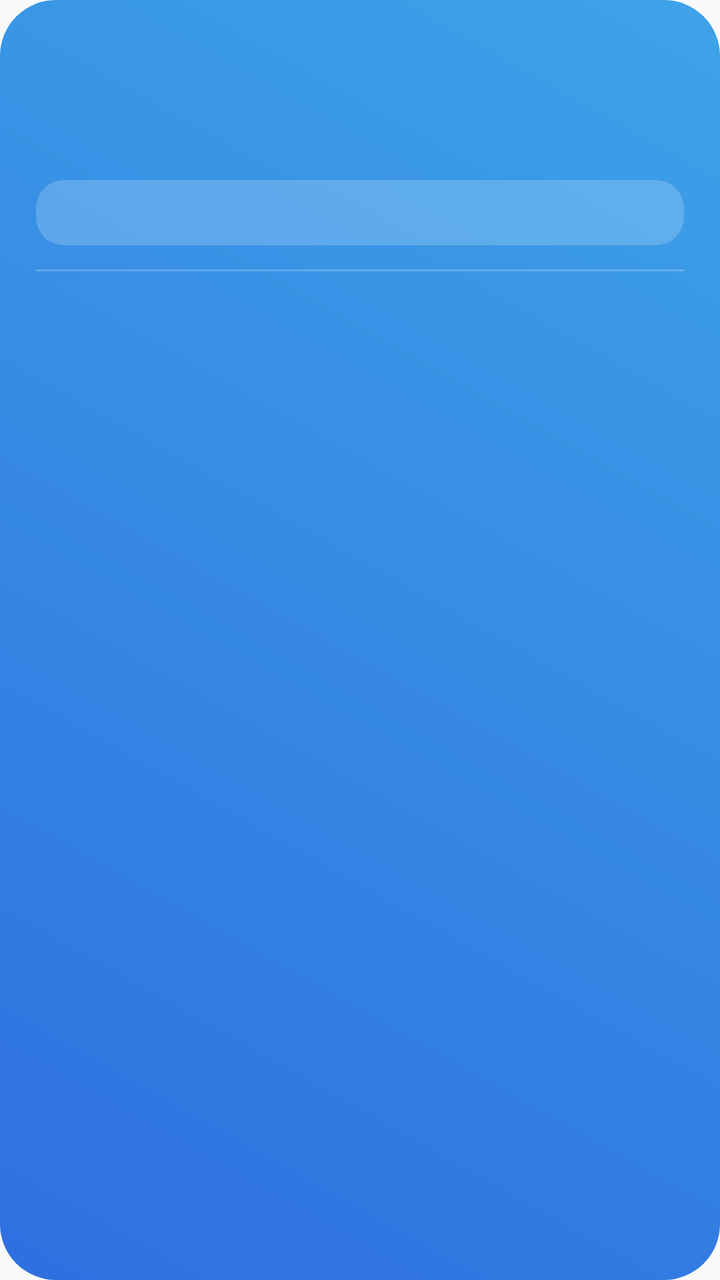
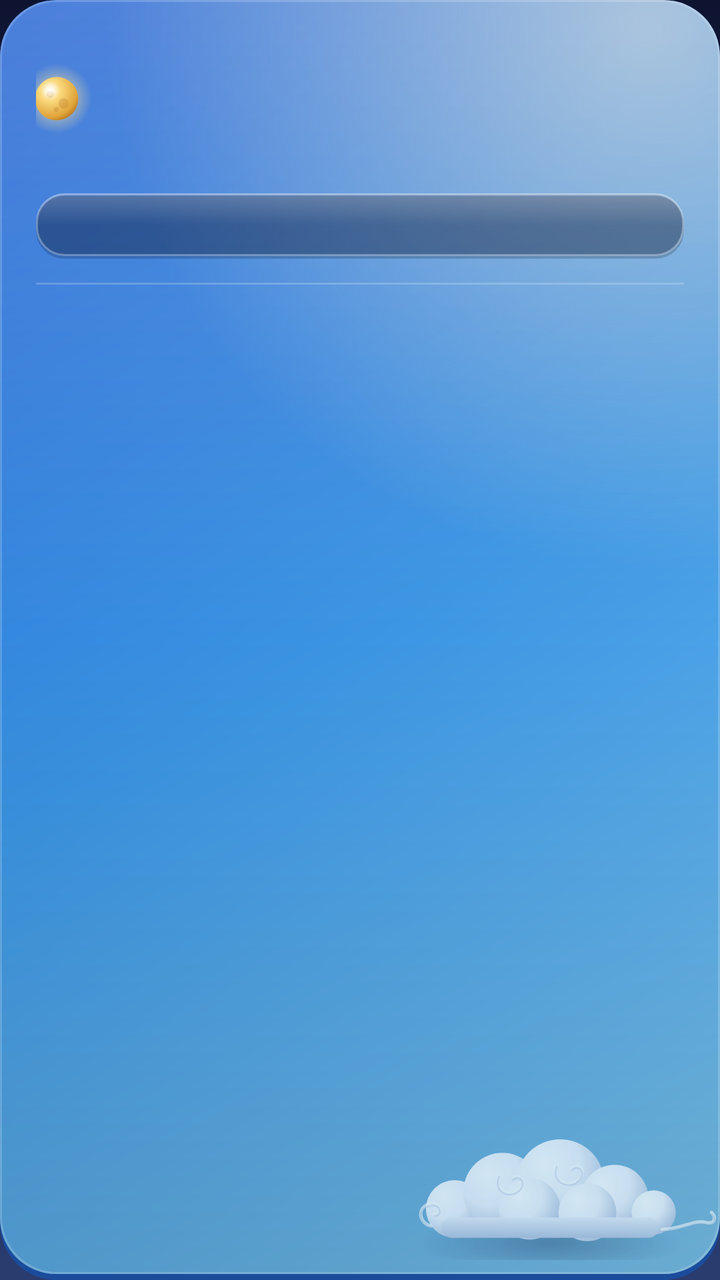

Before-and-after screenshots of an Android layout around one commit, followed by the original layout XML and the change that was made.
<!-- AndroidManifest.xml: application theme AppTheme -->
<!-- res/layout/widget_4x4.xml -->
<?xml version="1.0" encoding="utf-8"?>
<LinearLayout xmlns:android="http://schemas.android.com/apk/res/android"
    android:id="@+id/root"
    android:layout_width="match_parent"
    android:layout_height="match_parent"
    android:background="@drawable/widget_bg_day"
    android:orientation="vertical"
    android:paddingStart="18dp"
    android:paddingEnd="18dp"
    android:paddingTop="14dp"
    android:paddingBottom="14dp">

    
    <LinearLayout
        android:layout_width="match_parent"
        android:layout_height="wrap_content"
        android:orientation="horizontal"
        android:gravity="center_vertical">

        <LinearLayout
            android:layout_width="0dp"
            android:layout_height="wrap_content"
            android:layout_weight="1"
            android:orientation="vertical">

            <TextView
                android:id="@+id/line_date"
                android:layout_width="wrap_content"
                android:layout_height="wrap_content"
                android:maxLines="1"
                android:ellipsize="end"
                android:textAllCaps="true"
                android:letterSpacing="0.06"
                android:fontFamily="sans-serif-medium"
                android:textColor="#D9FFFFFF"
                android:textSize="12sp"
                android:shadowColor="#40000000"
                android:shadowDy="1"
                android:shadowRadius="2" />

            <TextView
                android:id="@+id/line_lunar"
                android:layout_width="wrap_content"
                android:layout_height="wrap_content"
                android:layout_marginTop="2dp"
                android:maxLines="1"
                android:ellipsize="end"
                android:fontFamily="sans-serif"
                android:textStyle="bold"
                android:textColor="#FFFFFFFF"
                android:textSize="24sp"
                android:includeFontPadding="false"
                android:shadowColor="#40000000"
                android:shadowDy="1"
                android:shadowRadius="3" />

            <TextView
                android:id="@+id/line_sub"
                android:layout_width="wrap_content"
                android:layout_height="wrap_content"
                android:layout_marginTop="2dp"
                android:maxLines="1"
                android:ellipsize="end"
                android:textColor="#C7FFFFFF"
                android:textSize="12.5sp"
                android:shadowColor="#40000000"
                android:shadowDy="1"
                android:shadowRadius="2" />
        </LinearLayout>

        <LinearLayout
            android:layout_width="wrap_content"
            android:layout_height="wrap_content"
            android:layout_marginStart="8dp"
            android:orientation="vertical"
            android:gravity="end">

            <TextView
                android:id="@+id/line_temp"
                android:layout_width="wrap_content"
                android:layout_height="wrap_content"
                android:maxLines="1"
                android:fontFamily="sans-serif"
                android:textStyle="bold"
                android:textColor="#FFFFFFFF"
                android:textSize="38sp"
                android:includeFontPadding="false"
                android:shadowColor="#40000000"
                android:shadowDy="1"
                android:shadowRadius="3" />

            <TextView
                android:id="@+id/line_wx"
                android:layout_width="wrap_content"
                android:layout_height="wrap_content"
                android:maxLines="1"
                android:ellipsize="end"
                android:textColor="#C7FFFFFF"
                android:textSize="12.5sp"
                android:shadowColor="#40000000"
                android:shadowDy="1"
                android:shadowRadius="2" />
        </LinearLayout>
    </LinearLayout>

    <TextView
        android:id="@+id/line_tip"
        android:layout_width="match_parent"
        android:layout_height="wrap_content"
        android:layout_marginTop="10dp"
        android:background="@drawable/widget_pill"
        android:paddingStart="12dp"
        android:paddingEnd="12dp"
        android:paddingTop="7dp"
        android:paddingBottom="7dp"
        android:maxLines="1"
        android:ellipsize="end"
        android:fontFamily="sans-serif-medium"
        android:textColor="#FFFFFFFF"
        android:textSize="13.5sp" />

    <ImageView
        android:layout_width="match_parent"
        android:layout_height="1dp"
        android:layout_marginTop="12dp"
        android:layout_marginBottom="8dp"
        android:background="#33FFFFFF"
        android:contentDescription="@null" />

    
    <LinearLayout
        android:id="@+id/f_row"
        android:layout_width="match_parent"
        android:layout_height="wrap_content"
        android:orientation="horizontal">

        <LinearLayout
            android:layout_width="0dp"
            android:layout_height="wrap_content"
            android:layout_weight="1"
            android:orientation="vertical"
            android:gravity="center_horizontal">

            <TextView
                android:id="@+id/f1_label"
                android:layout_width="wrap_content"
                android:layout_height="wrap_content"
                android:maxLines="1"
                android:textColor="#C7FFFFFF"
                android:textSize="12sp"
                android:fontFamily="sans-serif-medium" />

            <TextView
                android:id="@+id/f1_icon"
                android:layout_width="wrap_content"
                android:layout_height="wrap_content"
                android:maxLines="1"
                android:textSize="22sp" />

            <TextView
                android:id="@+id/f1_temp"
                android:layout_width="wrap_content"
                android:layout_height="wrap_content"
                android:maxLines="1"
                android:textColor="#FFFFFFFF"
                android:textSize="13sp"
                android:textStyle="bold" />
        </LinearLayout>

        <LinearLayout
            android:layout_width="0dp"
            android:layout_height="wrap_content"
            android:layout_weight="1"
            android:orientation="vertical"
            android:gravity="center_horizontal">

            <TextView
                android:id="@+id/f2_label"
                android:layout_width="wrap_content"
                android:layout_height="wrap_content"
                android:maxLines="1"
                android:textColor="#C7FFFFFF"
                android:textSize="12sp"
                android:fontFamily="sans-serif-medium" />

            <TextView
                android:id="@+id/f2_icon"
                android:layout_width="wrap_content"
                android:layout_height="wrap_content"
                android:maxLines="1"
                android:textSize="22sp" />

            <TextView
                android:id="@+id/f2_temp"
                android:layout_width="wrap_content"
                android:layout_height="wrap_content"
                android:maxLines="1"
                android:textColor="#FFFFFFFF"
                android:textSize="13sp"
                android:textStyle="bold" />
        </LinearLayout>

        <LinearLayout
            android:layout_width="0dp"
            android:layout_height="wrap_content"
            android:layout_weight="1"
            android:orientation="vertical"
            android:gravity="center_horizontal">

            <TextView
                android:id="@+id/f3_label"
                android:layout_width="wrap_content"
                android:layout_height="wrap_content"
                android:maxLines="1"
                android:textColor="#C7FFFFFF"
                android:textSize="12sp"
                android:fontFamily="sans-serif-medium" />

            <TextView
                android:id="@+id/f3_icon"
                android:layout_width="wrap_content"
                android:layout_height="wrap_content"
                android:maxLines="1"
                android:textSize="22sp" />

            <TextView
                android:id="@+id/f3_temp"
                android:layout_width="wrap_content"
                android:layout_height="wrap_content"
                android:maxLines="1"
                android:textColor="#FFFFFFFF"
                android:textSize="13sp"
                android:textStyle="bold" />
        </LinearLayout>
    </LinearLayout>

    
    <TextView
        android:id="@+id/ev1"
        android:layout_width="match_parent"
        android:layout_height="wrap_content"
        android:layout_marginTop="10dp"
        android:maxLines="1"
        android:ellipsize="end"
        android:textColor="#FFFFFFFF"
        android:textSize="13sp"
        android:shadowColor="#40000000"
        android:shadowDy="1"
        android:shadowRadius="2" />

    <TextView
        android:id="@+id/ev2"
        android:layout_width="match_parent"
        android:layout_height="wrap_content"
        android:layout_marginTop="4dp"
        android:maxLines="1"
        android:ellipsize="end"
        android:textColor="#FFFFFFFF"
        android:textSize="13sp"
        android:shadowColor="#40000000"
        android:shadowDy="1"
        android:shadowRadius="2" />
</LinearLayout>
<!-- resources referenced by this layout -->
<resources>
  <!-- drawable widget_bg_day (drawable) -->
  <?xml version="1.0" encoding="utf-8"?>
  <shape xmlns:android="http://schemas.android.com/apk/res/android" android:shape="rectangle">
      <gradient android:angle="45" android:startColor="#FF2F6FE0" android:endColor="#FF3DA3E8" android:type="linear" />
      <corners android:radius="28dp" />
  </shape>
  <!-- drawable widget_pill (drawable) -->
  <?xml version="1.0" encoding="utf-8"?>
  <shape xmlns:android="http://schemas.android.com/apk/res/android" android:shape="rectangle">
      <solid android:color="#30FFFFFF" />
      <corners android:radius="14dp" />
  </shape>
  <style name="AppTheme" parent="@android:style/Theme.Material.Light.NoActionBar" />
</resources>

<!-- the commit's change to res/layout/widget_4x4.xml (unified diff, before → after) -->
@@ -1,6 +1,7 @@
 <?xml version="1.0" encoding="utf-8"?>
 <LinearLayout xmlns:android="http://schemas.android.com/apk/res/android"
-    android:id="@+id/root"
+    android:id="@android:id/background"
+    android:clipToOutline="true"
     android:layout_width="match_parent"
     android:layout_height="match_parent"
     android:background="@drawable/widget_bg_day"
@@ -38,21 +39,38 @@
                 android:shadowDy="1"
                 android:shadowRadius="2" />
 
-            <TextView
-                android:id="@+id/line_lunar"
-                android:layout_width="wrap_content"
-                android:layout_height="wrap_content"
-                android:layout_marginTop="2dp"
-                android:maxLines="1"
-                android:ellipsize="end"
-                android:fontFamily="sans-serif"
-                android:textStyle="bold"
-                android:textColor="#FFFFFFFF"
-                android:textSize="24sp"
-                android:includeFontPadding="false"
-                android:shadowColor="#40000000"
-                android:shadowDy="1"
-                android:shadowRadius="3" />
+            <LinearLayout
+                android:layout_width="wrap_content"
+                android:layout_height="wrap_content"
+                android:layout_marginTop="1dp"
+                android:orientation="horizontal"
+                android:gravity="center_vertical">
+
+                
+                <ImageView
+                    android:id="@+id/moon"
+                    android:layout_width="36dp"
+                    android:layout_height="36dp"
+                    android:layout_marginStart="-8dp"
+                    android:layout_marginEnd="2dp"
+                    android:src="@drawable/moon_4"
+                    android:importantForAccessibility="no" />
+
+                <TextView
+                    android:id="@+id/line_lunar"
+                    android:layout_width="wrap_content"
+                    android:layout_height="wrap_content"
+                    android:maxLines="1"
+                    android:ellipsize="end"
+                    android:fontFamily="serif"
+                    android:textStyle="bold"
+                    android:textColor="#FFFFFFFF"
+                    android:textSize="22sp"
+                    android:includeFontPadding="false"
+                    android:shadowColor="#66000000"
+                    android:shadowDy="2"
+                    android:shadowRadius="4" />
+            </LinearLayout>
 
             <TextView
                 android:id="@+id/line_sub"
@@ -85,9 +103,9 @@
                 android:textColor="#FFFFFFFF"
                 android:textSize="38sp"
                 android:includeFontPadding="false"
-                android:shadowColor="#40000000"
-                android:shadowDy="1"
-                android:shadowRadius="3" />
+                android:shadowColor="#66000000"
+                android:shadowDy="2"
+                android:shadowRadius="4" />
 
             <TextView
                 android:id="@+id/line_wx"
@@ -117,6 +135,9 @@
         android:ellipsize="end"
         android:fontFamily="sans-serif-medium"
         android:textColor="#FFFFFFFF"
+        android:shadowColor="#73000000"
+        android:shadowDy="1"
+        android:shadowRadius="2"
         android:textSize="13.5sp" />
 
     <ImageView
<!-- resource entries referenced after the edit -->
@@ -1,17 +1,77 @@
 <!-- resources referenced by this layout -->
 <resources>
+  <!-- drawable moon_4: vector/xml drawable (drawable, 2690 chars, omitted) -->
   <!-- drawable widget_bg_day (drawable) -->
   <?xml version="1.0" encoding="utf-8"?>
-  <shape xmlns:android="http://schemas.android.com/apk/res/android" android:shape="rectangle">
-      <gradient android:angle="45" android:startColor="#FF2F6FE0" android:endColor="#FF3DA3E8" android:type="linear" />
-      <corners android:radius="28dp" />
-  </shape>
+  <layer-list xmlns:android="http://schemas.android.com/apk/res/android">
+      <item>
+          <shape android:shape="rectangle"><solid android:color="#FF1B4C9C" /><corners android:radius="28dp" /></shape>
+      </item>
+      <item android:bottom="3dp">
+          <shape android:shape="rectangle">
+              <gradient android:angle="315" android:startColor="#FF1F5FD1" android:centerColor="#FF3B95E3" android:endColor="#FF7CC8F2" android:type="linear" />
+              <corners android:radius="28dp" />
+          </shape>
+      </item>
+      <item android:bottom="3dp">
+          <shape android:shape="rectangle">
+              <gradient android:type="radial" android:centerX="0.9" android:centerY="0.02" android:gradientRadius="75%"
+                  android:startColor="#80FFF4D2" android:endColor="#00FFF4D2" />
+              <corners android:radius="28dp" />
+          </shape>
+      </item>
+      <item android:bottom="3dp">
+          <shape android:shape="rectangle">
+              <gradient android:angle="270" android:startColor="#33FFFFFF" android:centerColor="#00FFFFFF" android:endColor="#24000000" />
+              <corners android:radius="28dp" />
+          </shape>
+      </item>
+      <item android:bottom="3dp">
+          <shape android:shape="rectangle"><stroke android:width="1dp" android:color="#2EFFFFFF" /><corners android:radius="28dp" /></shape>
+      </item>
+      <item android:drawable="@drawable/art_cloud" android:gravity="bottom|end"
+          android:width="170dp" android:height="68dp" android:bottom="10dp" />
+  </layer-list>
   <!-- drawable widget_pill (drawable) -->
   <?xml version="1.0" encoding="utf-8"?>
-  <shape xmlns:android="http://schemas.android.com/apk/res/android" android:shape="rectangle">
-      <solid android:color="#30FFFFFF" />
-      <corners android:radius="14dp" />
-  </shape>
-  <style name="AppTheme" parent="@android:style/Theme.Material.Light.NoActionBar" />
+  <layer-list xmlns:android="http://schemas.android.com/apk/res/android">
+      <item android:top="1.5dp">
+          <shape android:shape="rectangle"><solid android:color="#2E000000" /><corners android:radius="14dp" /></shape>
+      </item>
+      <item android:bottom="1.5dp">
+          <shape android:shape="rectangle">
+              <solid android:color="#47101A40" />
+              <stroke android:width="1dp" android:color="#47FFFFFF" />
+              <corners android:radius="14dp" />
+          </shape>
+      </item>
+      <item android:bottom="1.5dp">
+          <shape android:shape="rectangle">
+              <gradient android:angle="270" android:startColor="#33FFFFFF" android:centerColor="#00FFFFFF" android:endColor="#00FFFFFF" />
+              <corners android:radius="14dp" />
+          </shape>
+      </item>
+  </layer-list>
+  <style name="AppTheme" parent="@android:style/Theme.Material.Light.NoActionBar">
+          
+          <item name="android:windowBackground">@drawable/splash_bg</item>
+      </style>
+  <!-- drawable art_cloud: vector/xml drawable (drawable, 5604 chars, omitted) -->
+  <!-- drawable splash_bg (drawable) -->
+  <?xml version="1.0" encoding="utf-8"?>
+  <layer-list xmlns:android="http://schemas.android.com/apk/res/android">
+      <item>
+          <shape android:shape="rectangle">
+              <gradient android:angle="270" android:startColor="#FF0E1430" android:centerColor="#FF1C2A52" android:endColor="#FF2A3C6E" />
+          </shape>
+      </item>
+      <item android:drawable="@drawable/art_stars" android:gravity="top|center_horizontal"
+          android:width="340dp" android:height="90dp" android:top="96dp" />
+      <item android:drawable="@drawable/moon_4" android:gravity="center"
+          android:width="150dp" android:height="150dp" android:bottom="70dp" />
+      <item android:drawable="@drawable/art_cloud" android:gravity="center"
+          android:width="230dp" android:height="92dp" android:top="70dp" />
+  </layer-list>
+  <!-- drawable art_stars: vector/xml drawable (drawable, 2119 chars, omitted) -->
 </resources>
 
